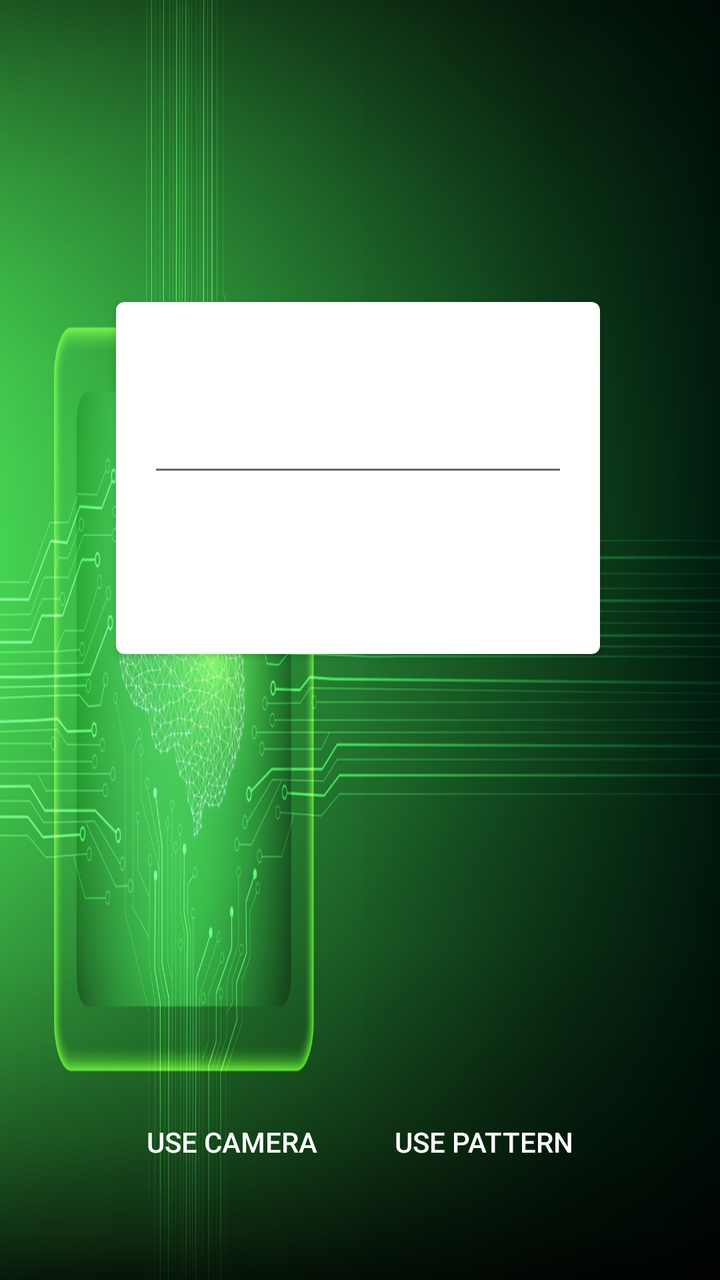
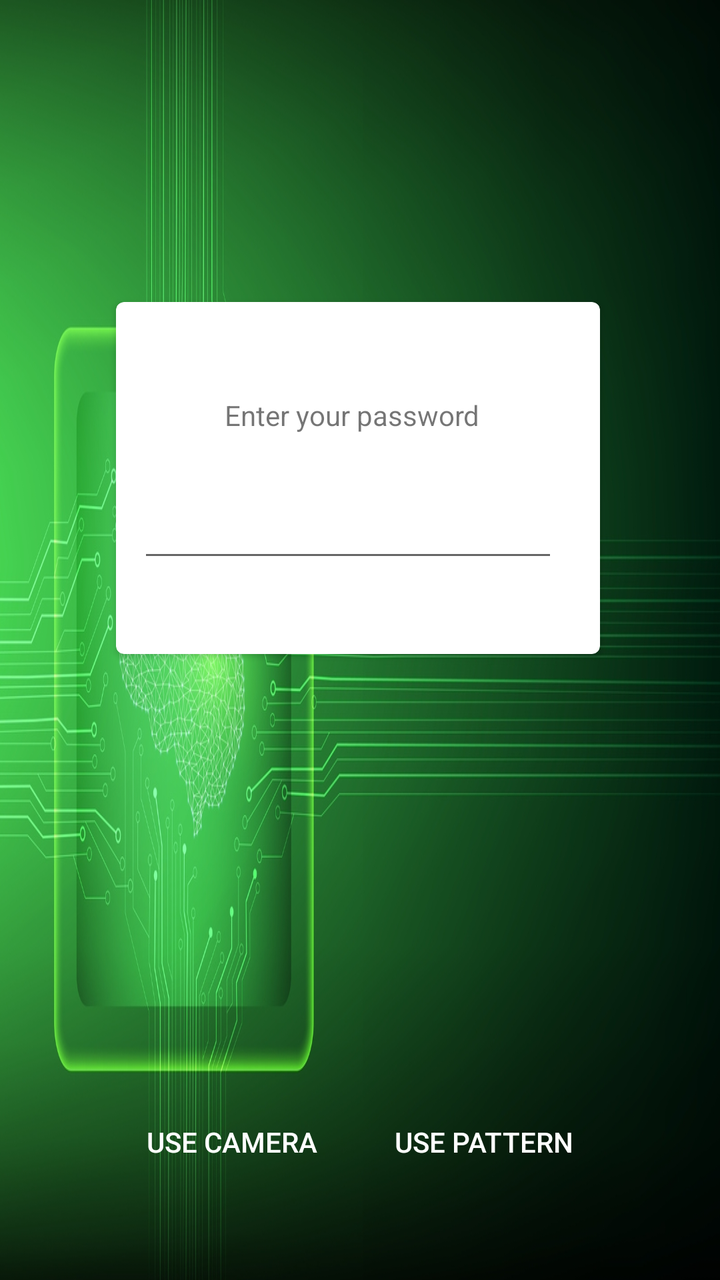

Compare the two renders of this Android layout. The source of the first and the diff that turns it into the second are given below.
<!-- AndroidManifest.xml: application theme AppTheme -->
<!-- res/layout/activity_lock_screen.xml -->
<?xml version="1.0" encoding="utf-8"?>
<android.support.constraint.ConstraintLayout xmlns:android="http://schemas.android.com/apk/res/android"
  xmlns:app="http://schemas.android.com/apk/res-auto"
  xmlns:tools="http://schemas.android.com/tools"
  android:layout_width="match_parent"
  android:layout_height="match_parent"
  android:background="@drawable/background"
  tools:context=".LockScreen">

  <RelativeLayout
    android:id="@+id/pinCodeLayout"
    android:layout_width="0dp"
    android:layout_height="0dp"
    android:layout_centerHorizontal="true"
    android:orientation="vertical"
    app:layout_constraintBottom_toBottomOf="parent"
    app:layout_constraintEnd_toEndOf="parent"
    app:layout_constraintStart_toStartOf="parent"
    app:layout_constraintTop_toTopOf="parent"

    >

    <android.support.v7.widget.CardView xmlns:card_view="http://schemas.android.com/apk/res-auto"
      android:id="@+id/cardView"
      android:layout_width="wrap_content"
      android:layout_height="176dp"
      android:layout_alignParentStart="true"
      android:layout_alignParentLeft="true"
      android:layout_alignParentTop="true"
      android:layout_alignParentEnd="true"
      android:layout_alignParentRight="true"
      android:layout_marginStart="58dp"
      android:layout_marginLeft="58dp"
      android:layout_marginTop="151dp"
      android:layout_marginEnd="60dp"
      android:layout_marginRight="60dp"
      android:elevation="5dp"
      card_view:cardCornerRadius="4dp"
      card_view:cardPreventCornerOverlap="false">
      <RelativeLayout
        android:layout_width="match_parent"
        android:layout_height="match_parent">

        <EditText
          android:id="@+id/pinCodeInput"
          android:layout_width="wrap_content"
          android:layout_height="wrap_content"
          android:layout_alignParentTop="true"
          android:layout_centerHorizontal="true"
          android:layout_marginTop="51dp"
          android:ems="10"
          android:inputType="numberPassword"
          android:textAlignment="center"
          android:focusedByDefault="true"
          android:imeOptions="actionDone"
          android:textColor="#000000"
          android:text=""
          />
      </RelativeLayout>

    </android.support.v7.widget.CardView>

    <Button

      android:layout_width="wrap_content"
      android:layout_height="wrap_content"
      android:layout_alignParentStart="true"
      android:layout_alignParentLeft="true"
      android:layout_alignParentBottom="true"
      android:layout_marginStart="197dp"
      android:layout_marginLeft="197dp"
      android:layout_marginBottom="45dp"
      android:background="#00000000"
      android:text="Use Pattern"
      android:textColor="@color/white"
      android:onClick="showPatternView"
      />

    <Button

      android:layout_width="wrap_content"
      android:layout_height="wrap_content"
      android:layout_alignParentStart="true"
      android:layout_alignParentLeft="true"
      android:layout_alignParentBottom="true"
      android:layout_marginStart="72dp"
      android:layout_marginLeft="72dp"
      android:layout_marginBottom="45dp"
      android:background="#00000000"
      android:text="Use Camera"
      android:textColor="@color/white"
      android:onClick="showPinCodeView"

      />
  </RelativeLayout>

  <RelativeLayout
    android:id="@+id/patternLayout"
    android:layout_width="0dp"
    android:layout_height="0dp"
    android:layout_centerHorizontal="true"
    android:orientation="vertical"
    android:visibility="gone"
    app:layout_constraintBottom_toBottomOf="parent"
    app:layout_constraintEnd_toEndOf="parent"
    app:layout_constraintStart_toStartOf="parent"
    app:layout_constraintTop_toTopOf="parent">


    <com.andrognito.patternlockview.PatternLockView
      android:id="@+id/pattern_lock_view"
      android:layout_width="280dp"
      android:layout_height="280dp"
      android:layout_centerInParent="true"
      app:correctStateColor="@color/colorPrimary"
      app:normalStateColor="@color/white"

      app:wrongStateColor="@color/colorPrimary" />

    <Button
      android:layout_width="wrap_content"
      android:layout_height="wrap_content"
      android:layout_alignParentStart="true"
      android:layout_alignParentLeft="true"
      android:layout_alignParentBottom="true"
      android:layout_marginStart="197dp"
      android:layout_marginLeft="197dp"
      android:layout_marginBottom="45dp"
      android:background="#00000000"
      android:text="Use Pincode"
      android:textColor="@color/white"
      android:onClick="showPinCodeView"
      />

    <Button
      android:layout_width="wrap_content"
      android:layout_height="wrap_content"
      android:layout_alignParentStart="true"
      android:layout_alignParentLeft="true"
      android:layout_alignParentBottom="true"
      android:layout_marginStart="72dp"
      android:layout_marginLeft="72dp"
      android:layout_marginBottom="45dp"
      android:background="#00000000"
      android:text="Use Camera"
      android:textColor="@color/white"

      />


  </RelativeLayout>


  
</android.support.constraint.ConstraintLayout>
<!-- resources referenced by this layout -->
<resources>
  <color name="colorPrimary">#008577</color>
  <!-- drawable background: jpg bitmap (drawable, 504755 bytes) -->
  <style name="AppTheme" parent="Theme.AppCompat.Light.DarkActionBar">
      
      <item name="colorPrimary">@color/colorPrimary</item>
      <item name="colorPrimaryDark">@color/colorPrimaryDark</item>
      <item name="colorAccent">@color/colorAccent</item>
    </style>
  <color name="colorPrimaryDark">#00574B</color>
  <color name="colorAccent">#1bd8b2</color>
</resources>

<!-- the commit's change to res/layout/activity_lock_screen.xml (unified diff, before → after) -->
@@ -15,10 +15,11 @@
     android:orientation="vertical"
     app:layout_constraintBottom_toBottomOf="parent"
     app:layout_constraintEnd_toEndOf="parent"
+    app:layout_constraintHorizontal_bias="0.0"
     app:layout_constraintStart_toStartOf="parent"
+
     app:layout_constraintTop_toTopOf="parent"
-
-    >
+    app:layout_constraintVertical_bias="1.0">
 
     <android.support.v7.widget.CardView xmlns:card_view="http://schemas.android.com/apk/res-auto"
       android:id="@+id/cardView"
@@ -37,25 +38,37 @@
       android:elevation="5dp"
       card_view:cardCornerRadius="4dp"
       card_view:cardPreventCornerOverlap="false">
+
       <RelativeLayout
         android:layout_width="match_parent"
         android:layout_height="match_parent">
 
+
         <EditText
-          android:id="@+id/pinCodeInput"
+          android:id="@+id/passwordEditText"
+          android:layout_width="wrap_content"
+          android:layout_height="wrap_content"
+          android:layout_alignParentStart="true"
+          android:layout_alignParentLeft="true"
+          android:layout_alignParentBottom="true"
+          android:layout_marginStart="11dp"
+          android:layout_marginLeft="11dp"
+          android:layout_marginBottom="41dp"
+          android:ems="10"
+          android:inputType="numberPassword"
+          android:textAlignment="center" />
+
+        <TextView
+          android:id="@+id/textView3"
           android:layout_width="wrap_content"
           android:layout_height="wrap_content"
           android:layout_alignParentTop="true"
-          android:layout_centerHorizontal="true"
-          android:layout_marginTop="51dp"
-          android:ems="10"
-          android:inputType="numberPassword"
-          android:textAlignment="center"
-          android:focusedByDefault="true"
-          android:imeOptions="actionDone"
-          android:textColor="#000000"
-          android:text=""
-          />
+          android:layout_alignParentEnd="true"
+          android:layout_alignParentRight="true"
+          android:layout_marginTop="47dp"
+          android:layout_marginEnd="60dp"
+          android:layout_marginRight="60dp"
+          android:text="Enter your password" />
       </RelativeLayout>
 
     </android.support.v7.widget.CardView>
@@ -71,10 +84,9 @@
       android:layout_marginLeft="197dp"
       android:layout_marginBottom="45dp"
       android:background="#00000000"
+      android:onClick="showPatternView"
       android:text="Use Pattern"
-      android:textColor="@color/white"
-      android:onClick="showPatternView"
-      />
+      android:textColor="@color/white" />
 
     <Button
 
@@ -87,9 +99,9 @@
       android:layout_marginLeft="72dp"
       android:layout_marginBottom="45dp"
       android:background="#00000000"
+      android:onClick="showPinCodeView"
       android:text="Use Camera"
       android:textColor="@color/white"
-      android:onClick="showPinCodeView"
 
       />
   </RelativeLayout>
